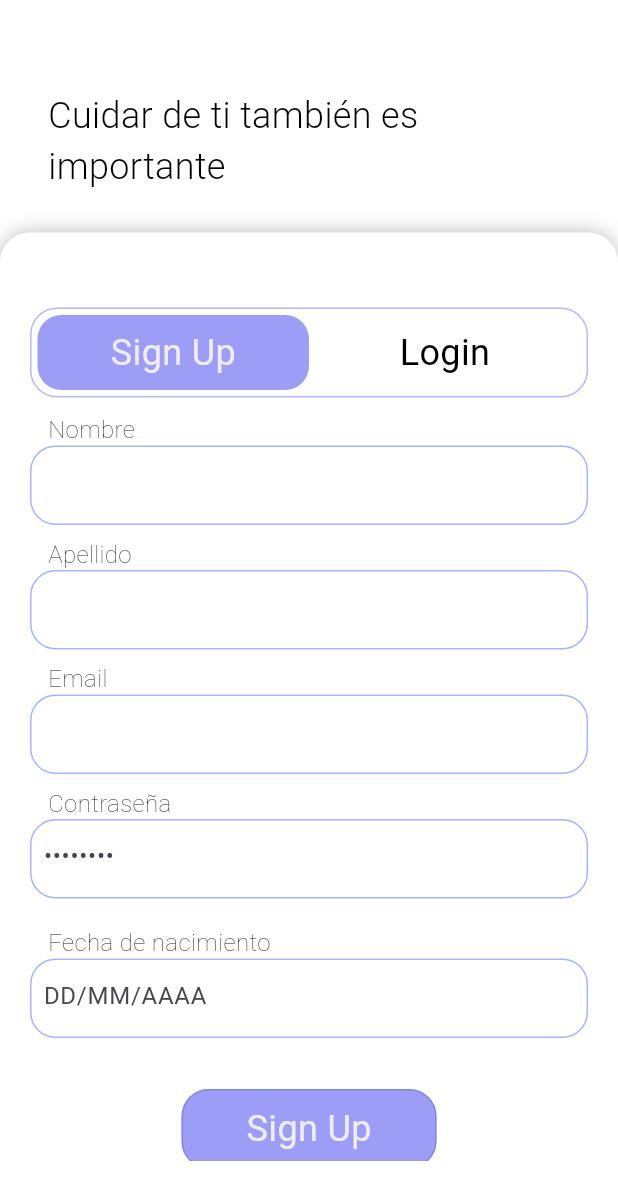
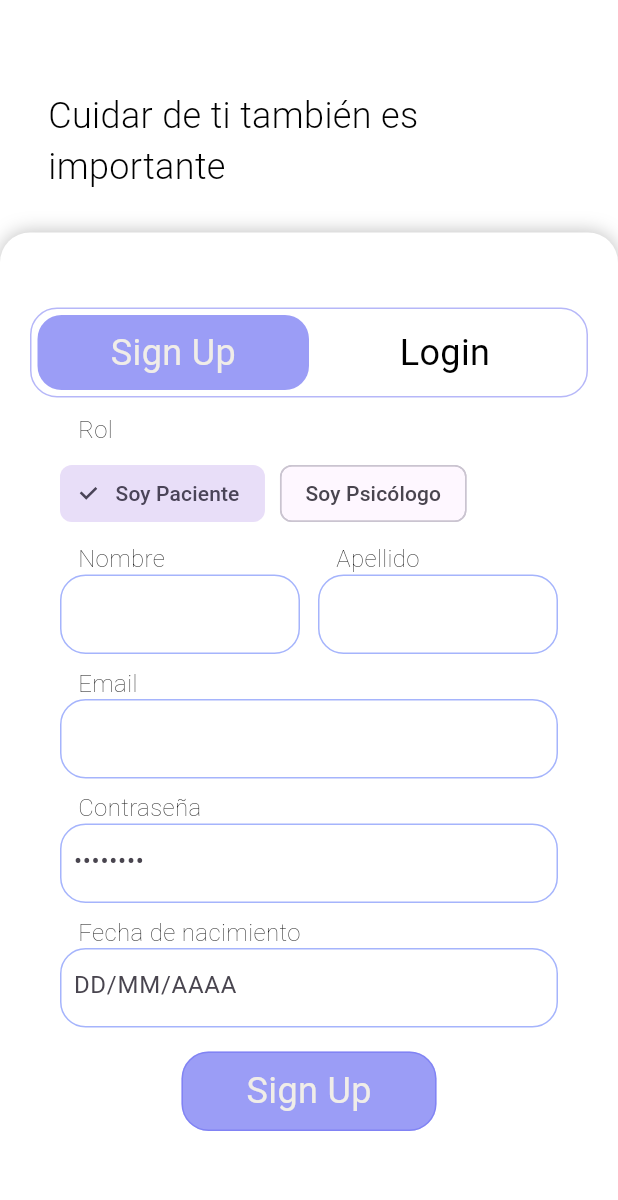
Before and after one commit to jonnvam/Harmoni, a Flutter app: the screen it shows after launch, on a phone screen of 412 x 824 dp. Shown: the top 1200 px of the screen. Run offline on Flutter 3.47's test engine with Material 3 defaults, Android fonts, the phone set to English and light mode, and no system bars; our stand-ins replace carousel_slider, cloud_firestore, firebase_auth, firebase_core, flutter_dotenv, flutter_svg and 5 more; accounts and stored records are empty; Roboto replaces fonts that are missing (Kantumruy Pro).

Commit message:
Vista psicologo

```diff
--- /dev/null
+++ b/lib/core/responsive.dart
@@ -0,0 +1,71 @@
+import 'package:flutter/material.dart';
+
+/// Breakpoints for responsive layout
+class AppBreakpoints {
+  static const double tablet = 600; // logical px
+  static const double desktop = 1024;
+}
+
+/// Standard spacing and paddings for the app
+class AppSpacing {
+  static const double xxs = 4;
+  static const double xs = 8;
+  static const double sm = 12;
+  static const double md = 16;
+  static const double lg = 20;
+  static const double xl = 24;
+  static const double xxl = 32;
+}
+
+/// Layout utilities for paddings and max content width
+class AppLayout {
+  /// Horizontal screen padding depending on device width
+  static EdgeInsets screenPadding(BuildContext context) {
+    final w = MediaQuery.of(context).size.width;
+    if (w >= AppBreakpoints.desktop) {
+      return const EdgeInsets.symmetric(horizontal: AppSpacing.xxl);
+    }
+    if (w >= AppBreakpoints.tablet) {
+      return const EdgeInsets.symmetric(horizontal: AppSpacing.xl);
+    }
+    return const EdgeInsets.symmetric(horizontal: AppSpacing.lg);
+  }
+
+  /// Max content width to keep readable line length on large screens
+  static double maxContentWidth(BuildContext context) {
+    final w = MediaQuery.of(context).size.width;
+    if (w >= AppBreakpoints.desktop) return 900;
+    if (w >= AppBreakpoints.tablet) return 720;
+    return double.infinity; // on phones we use full width with padding
+  }
+}
+
+/// Centers content and constrains its width, applying default horizontal padding
+class MaxWidthContainer extends StatelessWidget {
+  final Widget child;
+  final double? maxWidth;
+  final EdgeInsets? padding;
+
+  const MaxWidthContainer({
+    super.key,
+    required this.child,
+    this.maxWidth,
+    this.padding,
+  });
+
+  @override
+  Widget build(BuildContext context) {
+    final pad = padding ?? AppLayout.screenPadding(context);
+    final maxW = maxWidth ?? AppLayout.maxContentWidth(context);
+    return Padding(
+      padding: pad,
+      child: Align(
+        alignment: Alignment.topCenter,
+        child: ConstrainedBox(
+          constraints: BoxConstraints(maxWidth: maxW),
+          child: child,
+        ),
+      ),
+    );
+  }
+}
--- a/lib/data/app_prefs.dart
+++ b/lib/data/app_prefs.dart
@@ -5,6 +5,7 @@ class AppPrefs {
   AppPrefs._();
 
   static const _kTestCompleted = 'isTestCompleted';
+  static const _kUserRole = 'userRole';
 
   SharedPreferences? _prefs;
 
@@ -17,4 +18,9 @@ class AppPrefs {
   Future<void> setTestCompleted(bool value) async {
     await _prefs?.setBool(_kTestCompleted, value);
   }
+
+  String? get role => _prefs?.getString(_kUserRole);
+  Future<void> setRole(String role) async {
+    await _prefs?.setString(_kUserRole, role);
+  }
 }
--- /dev/null
+++ b/lib/models/user_role.dart
@@ -0,0 +1,11 @@
+enum UserRole {
+  paciente,
+  psicologo,
+}
+
+extension UserRoleX on UserRole {
+  String get key => this == UserRole.psicologo ? 'psicologo' : 'paciente';
+  static UserRole from(String? v) {
+    return v == 'psicologo' ? UserRole.psicologo : UserRole.paciente;
+  }
+}
--- a/lib/screens/sign_login.dart
+++ b/lib/screens/sign_login.dart
@@ -2,12 +2,17 @@ import 'package:flutter/material.dart';
 import 'package:flutter_application_1/components/reusable_widgets.dart';
 import 'package:flutter_application_1/core/app_colors.dart';
 import 'package:flutter_application_1/core/text_styles.dart';
+import 'package:flutter_application_1/core/responsive.dart';
 import 'package:flutter_application_1/screens/principal_screen.dart';
 import 'package:flutter_application_1/services/auth_google.dart';
 import 'package:flutter_application_1/screens/restCodigo.dart';
 import 'package:flutter_application_1/services/auth_email.dart';
 import 'package:firebase_auth/firebase_auth.dart';
 import 'package:flutter_application_1/screens/verificacion_signup.dart';
+import 'package:flutter_application_1/models/user_role.dart';
+import 'package:flutter_application_1/state/app_state.dart';
+import 'package:cloud_firestore/cloud_firestore.dart';
+import 'package:flutter_application_1/screens/psychologist/home_screen.dart';
 
 class SignLoginScreen extends StatefulWidget {
   const SignLoginScreen({super.key});
@@ -18,6 +23,7 @@ class SignLoginScreen extends StatefulWidget {
 
 class _SignLoginScreenState extends State<SignLoginScreen> {
   bool isSignUpScreen = true;
+  UserRole _selectedRole = UserRole.paciente;
 
   final _nombreCtrl = TextEditingController();
   final _apellidoCtrl = TextEditingController();
@@ -113,7 +119,7 @@ class _SignLoginScreenState extends State<SignLoginScreen> {
               duration: const Duration(milliseconds: 500),
               curve: Curves.easeInOut,
               width: screenWidth,
-              height: isSignUpScreen ? 520 : 350,
+              // Dejar que el contenedor ocupe todo el espacio disponible entre top y bottom
               padding: const EdgeInsets.symmetric(horizontal: 20, vertical: 50),
               decoration: BoxDecoration(
                 color: Colors.white,
@@ -128,7 +134,9 @@ class _SignLoginScreenState extends State<SignLoginScreen> {
               child: Column(
                 children: [
                   // Switch buttons
-                  Container(
+                  MaxWidthContainer(
+                    padding: EdgeInsets.zero,
+                    child: Container(
                       padding: const EdgeInsets.all(4),
                       decoration: BoxDecoration(
                         borderRadius: BorderRadius.circular(18),
@@ -191,17 +199,18 @@ class _SignLoginScreenState extends State<SignLoginScreen> {
                       ],
                       ),
                     ),
+                  ),
                   const SizedBox(height: 10),
 
                   // Formulario dinámico
                   Expanded(
-                    //esto es para que se pueda hacer scroll, ya si no caben los elementos en el scrollview
+                    // Scroll del formulario
                     child: SingleChildScrollView(
-                      //Es un if el ? es que se muestra el signUpForm o el loginForm el : es el else
-                      child:
-                          isSignUpScreen
+                      child: MaxWidthContainer(
+                        child: isSignUpScreen
                             ? _buildSignUpForm()
                             : _buildLoginForm(),
+                      ),
                     ),
                   ),
                 ],
@@ -227,35 +236,77 @@ class _SignLoginScreenState extends State<SignLoginScreen> {
       crossAxisAlignment: CrossAxisAlignment.start,
       children: [
         Padding(
-          padding: const EdgeInsets.only(left: 12),
+          padding: const EdgeInsets.only(left: 12, bottom: 8),
+          child: TextoDatos(texto: 'Rol'),
+        ),
+        Padding(
+          padding: const EdgeInsets.only(bottom: 8),
+          child: Wrap(
+            spacing: 10,
+            runSpacing: 8,
+            children: [
+              ChoiceChip(
+                label: const Text('Soy Paciente'),
+                selected: _selectedRole == UserRole.paciente,
+                onSelected: (_) => setState(() => _selectedRole = UserRole.paciente),
+              ),
+              ChoiceChip(
+                label: const Text('Soy Psicólogo'),
+                selected: _selectedRole == UserRole.psicologo,
+                onSelected: (_) => setState(() => _selectedRole = UserRole.psicologo),
+              ),
+            ],
+          ),
+        ),
+        // Nombre y Apellido en la misma fila
+        Row(
+          children: [
+            Expanded(
+              child: Column(
+                crossAxisAlignment: CrossAxisAlignment.start,
+                children: [
+                  const Padding(
+                    padding: EdgeInsets.only(left: 12),
                     child: TextoDatos(texto: 'Nombre'),
                   ),
                   ContainerLogin(
                     width: double.infinity,
                     height: 53,
                     child: Padding(
-            padding: EdgeInsets.only(left: 8),
+                      padding: const EdgeInsets.only(left: 8),
                       child: TextField(
                         controller: _nombreCtrl,
-              decoration: InputDecoration(border: InputBorder.none),
+                        decoration: const InputDecoration(border: InputBorder.none),
                       ),
                     ),
                   ),
-        const SizedBox(height: 8),
-        Padding(
-          padding: const EdgeInsets.only(left: 12),
+                ],
+              ),
+            ),
+            const SizedBox(width: 12),
+            Expanded(
+              child: Column(
+                crossAxisAlignment: CrossAxisAlignment.start,
+                children: [
+                  const Padding(
+                    padding: EdgeInsets.only(left: 12),
                     child: TextoDatos(texto: 'Apellido'),
                   ),
                   ContainerLogin(
                     width: double.infinity,
                     height: 53,
                     child: Padding(
-            padding: EdgeInsets.only(left: 8),
+                      padding: const EdgeInsets.only(left: 8),
                       child: TextField(
                         controller: _apellidoCtrl,
-              decoration: InputDecoration(border: InputBorder.none),
+                        decoration: const InputDecoration(border: InputBorder.none),
                       ),
                     ),
+                  ),
+                ],
+              ),
+            ),
+          ],
         ),
         const SizedBox(height: 8),
         Padding(
@@ -294,7 +345,6 @@ class _SignLoginScreenState extends State<SignLoginScreen> {
             ),
           ),
         ),
-        const SizedBox(height: 10),
         const SizedBox(height: 8),
         Padding(
           padding: const EdgeInsets.only(left: 12),
@@ -319,9 +369,7 @@ class _SignLoginScreenState extends State<SignLoginScreen> {
             ),
           ),
         ),
-        const SizedBox(height: 24),
-        // Mantener el mismo espacio vertical: antes había un top:30 en el padding del botón
-        const SizedBox(height: 10),
+        const SizedBox(height: 16),
         Align(
           alignment: Alignment.center,
           child: AuthButton(
@@ -366,10 +414,10 @@ class _SignLoginScreenState extends State<SignLoginScreen> {
                   email: email,
                   password: pass,
                   fechaNacimiento: dob,
+                  role: _selectedRole.key,
                 );
 
                 if (!mounted) return;
-                // Lleva a una pantalla que explique “te enviamos un correo”
                 Navigator.pushReplacement(
                   context,
                   MaterialPageRoute(
@@ -390,7 +438,7 @@ class _SignLoginScreenState extends State<SignLoginScreen> {
             },
           ),
         ),
-        const SizedBox(height: 30),
+        const SizedBox(height: 16),
         Align(
           alignment: Alignment.center,
           child: Text(
@@ -403,7 +451,7 @@ class _SignLoginScreenState extends State<SignLoginScreen> {
             ),
           ),
         ),
-        const SizedBox(height: 20),
+        const SizedBox(height: 12),
         Row(
           mainAxisAlignment: MainAxisAlignment.center,
           children: [
@@ -439,11 +487,32 @@ class _SignLoginScreenState extends State<SignLoginScreen> {
       crossAxisAlignment: CrossAxisAlignment.start,
       children: [
         Padding(
-          //Par que el texto no este muy pegado a la izquierda
+          padding: const EdgeInsets.only(left: 12, bottom: 8),
+          child: TextoDatos(texto: 'Rol (si es tu primer login)'),
+        ),
+        Padding(
+          padding: const EdgeInsets.only(bottom: 8),
+          child: Wrap(
+            spacing: 10,
+            runSpacing: 8,
+            children: [
+              ChoiceChip(
+                label: const Text('Paciente'),
+                selected: _selectedRole == UserRole.paciente,
+                onSelected: (_) => setState(() => _selectedRole = UserRole.paciente),
+              ),
+              ChoiceChip(
+                label: const Text('Psicólogo'),
+                selected: _selectedRole == UserRole.psicologo,
+                onSelected: (_) => setState(() => _selectedRole = UserRole.psicologo),
+              ),
+            ],
+          ),
+        ),
+        Padding(
           padding: const EdgeInsets.only(left: 12),
           child: TextoDatos(texto: 'Email'),
         ),
-        const SizedBox(height: 0),
         ContainerLogin(
           width: double.infinity,
           height: 53,
@@ -461,7 +530,6 @@ class _SignLoginScreenState extends State<SignLoginScreen> {
           padding: const EdgeInsets.only(left: 12),
           child: TextoDatos(texto: 'Contraseña'),
         ),
-        const SizedBox(height: 0),
         ContainerLogin(
           width: double.infinity,
           height: 53,
@@ -477,10 +545,9 @@ class _SignLoginScreenState extends State<SignLoginScreen> {
             ),
           ),
         ),
-        const SizedBox(height: 3),
+        const SizedBox(height: 6),
         Row(
           children: [
-            // Mantiene el inicio (left:12) del primer texto
             const Padding(
               padding: EdgeInsets.only(left: 12),
               child: Text(
@@ -493,7 +560,6 @@ class _SignLoginScreenState extends State<SignLoginScreen> {
               ),
             ),
             const Spacer(),
-            // Simetría: alineamos el segundo texto al borde derecho con un padding similar
             Padding(
               padding: const EdgeInsets.only(right: 12),
               child: InkWell(
@@ -515,8 +581,7 @@ class _SignLoginScreenState extends State<SignLoginScreen> {
             ),
           ],
         ),
-        const SizedBox(height: 24),
-        const SizedBox(height: 30),
+        const SizedBox(height: 16),
         Align(
           alignment: Alignment.center,
           child: AuthButton(
@@ -539,10 +604,28 @@ class _SignLoginScreenState extends State<SignLoginScreen> {
                 );
                 if (!mounted) return;
                 if (user != null) {
+                  // Obtener o establecer rol
+                  final uid = user.uid;
+                  final doc = await FirebaseFirestore.instance.collection('usuarios').doc(uid).get();
+                  String roleStr = doc.data()?['role'] as String? ?? '';
+                  if (roleStr.isEmpty) {
+                    roleStr = _selectedRole.key; // primer login sin rol guardado
+                    await FirebaseFirestore.instance.collection('usuarios').doc(uid).set({'role': roleStr}, SetOptions(merge: true));
+                  }
+                  final role = UserRoleX.from(roleStr);
+                  await AppState.instance.setRole(role);
+                  if (!mounted) return;
+                  if (role == UserRole.psicologo) {
+                    Navigator.pushReplacement(
+                      context,
+                      MaterialPageRoute(builder: (_) => const PsychologistHomeScreen()),
+                    );
+                  } else {
                     Navigator.pushReplacement(
                       context,
                       MaterialPageRoute(builder: (_) => PrincipalScreen()),
                     );
+                  }
                 }
               } on FirebaseAuthException catch (e) {
                 if (e.code == 'email-not-verified') {
@@ -570,7 +653,7 @@ class _SignLoginScreenState extends State<SignLoginScreen> {
             },
           ),
         ),
-        const SizedBox(height: 20),
+        const SizedBox(height: 16),
         Align(
           alignment: Alignment.center,
           child: Text(
@@ -583,7 +666,7 @@ class _SignLoginScreenState extends State<SignLoginScreen> {
             ),
           ),
         ),
-        const SizedBox(height: 20),
+        const SizedBox(height: 12),
         Row(
           mainAxisAlignment: MainAxisAlignment.center,
           children: [
@@ -600,7 +683,6 @@ class _SignLoginScreenState extends State<SignLoginScreen> {
                 }
               },
             ),
-
             const SizedBox(width: 16),
             AuthIconButton(
               iconPath: "assets/images/icon/apple.svg",
--- a/lib/services/auth_email.dart
+++ b/lib/services/auth_email.dart
@@ -19,6 +19,7 @@ class EmailAuthService {
     required String email,
     required String password,
     required DateTime fechaNacimiento,
+    required String role,
   }) async {
     if (_edadDesde(fechaNacimiento) < 18) {
       throw FirebaseAuthException(
@@ -38,7 +39,8 @@ class EmailAuthService {
       'nombre': nombre,
       'apellido': apellido,
       'email': email.trim(),
-      'fechaNacimiento': Timestamp.fromDate(fechaNacimiento)
+      'fechaNacimiento': Timestamp.fromDate(fechaNacimiento),
+      'role': role,
     }, SetOptions(merge: true));
 
     await cred.user!.sendEmailVerification();
--- a/lib/state/app_state.dart
+++ b/lib/state/app_state.dart
@@ -1,5 +1,6 @@
 import 'package:flutter/foundation.dart';
 import 'package:flutter_application_1/data/app_prefs.dart';
+import 'package:flutter_application_1/models/user_role.dart';
 
 class AppState extends ChangeNotifier {
   static final AppState instance = AppState._();
@@ -8,9 +9,13 @@ class AppState extends ChangeNotifier {
   bool _isTestCompleted = false;
   bool get isTestCompleted => _isTestCompleted;
 
+  UserRole _role = UserRole.paciente;
+  UserRole get role => _role;
+
   Future<void> init() async {
     await AppPrefs.instance.init();
     _isTestCompleted = AppPrefs.instance.isTestCompleted;
+    _role = UserRoleX.from(AppPrefs.instance.role);
   }
 
   Future<void> setTestCompleted(bool value) async {
@@ -18,4 +23,10 @@ class AppState extends ChangeNotifier {
     notifyListeners();
     await AppPrefs.instance.setTestCompleted(value);
   }
+
+  Future<void> setRole(UserRole role) async {
+    _role = role;
+    notifyListeners();
+    await AppPrefs.instance.setRole(role.key);
+  }
 }
```
Also changed, not shown: lib/components/reusable_widgets.dart (+14 -6 lines), lib/screens/diario_screen.dart (+32 -37 lines), lib/screens/metas_screen.dart (+11 -4 lines), lib/screens/psychologist/home_screen.dart (added, +109 -0 lines). Lines whose indentation alone changed are shown as unchanged.
